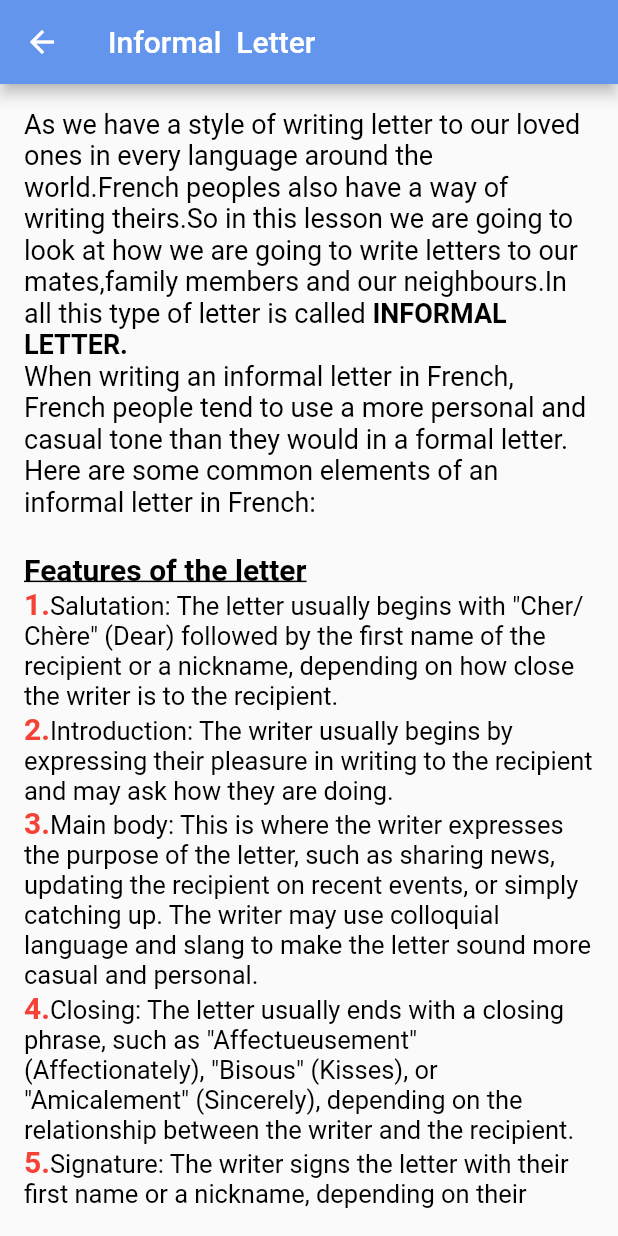
After one commit to Bonnahjohn/frenchify, a Flutter app: the Letter screen opened by its route, after a tap on "Informal letter", on a phone screen of 412 x 824 dp. The commit adds this screen. Run offline on Flutter 3.47's test engine with Material 2 defaults, Android fonts, the phone set to English and light mode, and no system bars; missing offline and left inert: translator.

Commit message:
infomal letter is built except the image zooming

```diff
--- a/lib/Pages/home.dart
+++ b/lib/Pages/home.dart
@@ -3,7 +3,7 @@
 import 'package:flutter/material.dart';
 import 'package:frenchify/begin/begin.dart';
 import 'package:frenchify/inter/intermediate.dart';
-import 'package:frenchify/advan/advanIntro.dart';
+import 'package:frenchify/advan/advance.dart';
 
 import 'package:frenchify/main.dart';
 import 'package:frenchify/Pages/translator.dart';
--- /dev/null
+++ b/lib/advan/A_content.dart
@@ -0,0 +1,60 @@
+// ignore_for_file: unused_import, prefer_const_constructors, file_names
+
+import 'package:flutter/material.dart';
+import 'package:frenchify/main.dart';
+
+class Letter extends StatelessWidget {
+  const Letter({super.key});
+
+  @override
+  Widget build(BuildContext context) {
+    return Scaffold(
+      appBar: AppBar(
+        backgroundColor: Color.fromRGBO(100, 149, 237, 1),
+        title: Text(' Letter Writing'),
+      ),
+      body: SafeArea(
+          child: Padding(
+        padding: EdgeInsets.all(16.0),
+        child: SingleChildScrollView(
+          child: Column(
+            children: <Widget>[
+              Card(
+                child: ListTile(
+                  leading: Icon(Icons.abc_sharp),
+                  title: Text('Informal letter'),
+                  subtitle: Text(''),
+                  trailing: Icon(Icons.arrow_right),
+                  onTap: () {
+                    Navigator.pushNamed(context, '/Informal');
+                  },
+                ),
+              ),
+              Card(
+                child: ListTile(
+                  leading: Icon(Icons.abc_sharp),
+                  title: Text('Formal Letter'),
+                  subtitle: Text(''),
+                  trailing: Icon(Icons.arrow_right),
+                  onTap: () {},
+                ),
+              ),
+              Card(
+                child: ListTile(
+                  leading: Icon(Icons.abc_sharp),
+                  title: Text('Refuser and accepted invitation'),
+                  subtitle: Text('Refuser et accepter une invitation'),
+                  trailing: Icon(Icons.arrow_right),
+                  onTap: () {},
+                ),
+              ),
+              const SizedBox(
+                height: 30,
+              )
+            ],
+          ),
+        ),
+      )),
+    );
+  }
+}
--- /dev/null
+++ b/lib/advan/Letter/informal.dart
@@ -0,0 +1,369 @@
+// ignore_for_file: unused_import, prefer_const_constructors, file_names, use_key_in_widget_constructors, library_private_types_in_public_api
+
+import 'package:flutter/material.dart';
+import 'package:frenchify/main.dart';
+
+class Informal extends StatelessWidget {
+  const Informal({super.key});
+
+  @override
+  Widget build(BuildContext context) {
+    return Scaffold(
+      appBar: AppBar(
+        backgroundColor: Color.fromRGBO(100, 149, 237, 1),
+        title: Text('Informal  Letter'),
+      ),
+      body: SafeArea(
+          child: Padding(
+        padding: EdgeInsets.all(16.0),
+        child: SingleChildScrollView(
+          child: Column(
+            children: <Widget>[
+              RichText(
+                  text: TextSpan(children: const [
+                TextSpan(
+                    text:
+                        'As we have a style of writing letter to our loved ones in every language around the world.French peoples also have a way of writing theirs.So in this lesson we are going to look at how we are going to write letters to our mates,family members and our neighbours.In all this type of letter is called ',
+                    style: TextStyle(color: Colors.black, fontSize: 18)),
+                TextSpan(
+                    text: 'INFORMAL LETTER.',
+                    style: TextStyle(
+                        fontWeight: FontWeight.bold,
+                        color: Colors.black,
+                        fontSize: 18)),
+                TextSpan(
+                    text:
+                        "\nWhen writing an informal letter in French, French people tend to use a more personal and casual tone than they would in a formal letter. Here are some common elements of an informal letter in French:",
+                    style: TextStyle(color: Colors.black, fontSize: 18)),
+                TextSpan(
+                    text: '\n \nFeatures of the letter',
+                    style: TextStyle(
+                        decoration: TextDecoration.underline,
+                        color: Colors.black,
+                        fontWeight: FontWeight.bold,
+                        fontSize: 20)),
+                TextSpan(
+                    text: '\n1.',
+                    style: TextStyle(
+                        color: Colors.red,
+                        fontWeight: FontWeight.bold,
+                        fontSize: 20)),
+                TextSpan(
+                    text:
+                        'Salutation: The letter usually begins with "Cher/Chère" (Dear) followed by the first name of the recipient or a nickname, depending on how close the writer is to the recipient.',
+                    style: TextStyle(
+                        color: Colors.black,
+                        fontWeight: FontWeight.normal,
+                        fontSize: 17)),
+                TextSpan(
+                    text: '\n2.',
+                    style: TextStyle(
+                        color: Colors.red,
+                        fontWeight: FontWeight.bold,
+                        fontSize: 20)),
+                TextSpan(
+                    text:
+                        'Introduction: The writer usually begins by expressing their pleasure in writing to the recipient and may ask how they are doing.',
+                    style: TextStyle(
+                        color: Colors.black,
+                        fontWeight: FontWeight.normal,
+                        fontSize: 17)),
+                TextSpan(
+                    text: '\n3.',
+                    style: TextStyle(
+                        color: Colors.red,
+                        fontWeight: FontWeight.bold,
+                        fontSize: 20)),
+                TextSpan(
+                    text:
+                        'Main body: This is where the writer expresses the purpose of the letter, such as sharing news, updating the recipient on recent events, or simply catching up. The writer may use colloquial language and slang to make the letter sound more casual and personal.',
+                    style: TextStyle(
+                        color: Colors.black,
+                        fontWeight: FontWeight.normal,
+                        fontSize: 17)),
+                TextSpan(
+                    text: '\n4.',
+                    style: TextStyle(
+                        color: Colors.red,
+                        fontWeight: FontWeight.bold,
+                        fontSize: 20)),
+                TextSpan(
+                    text:
+                        'Closing: The letter usually ends with a closing phrase, such as "Affectueusement" (Affectionately), "Bisous" (Kisses), or "Amicalement" (Sincerely), depending on the relationship between the writer and the recipient.',
+                    style: TextStyle(
+                        color: Colors.black,
+                        fontWeight: FontWeight.normal,
+                        fontSize: 17)),
+                TextSpan(
+                    text: '\n5.',
+                    style: TextStyle(
+                        color: Colors.red,
+                        fontWeight: FontWeight.bold,
+                        fontSize: 20)),
+                TextSpan(
+                    text:
+                        'Signature: The writer signs the letter with their first name or a nickname, depending on their relationship with the recipient.',
+                    style: TextStyle(
+                        color: Colors.black,
+                        fontWeight: FontWeight.normal,
+                        fontSize: 17)),
+              ])),
+              SizedBox(
+                height: 20,
+              ),
+              Divider(
+                color: Color.fromRGBO(100, 149, 237, 1),
+              ),
+              RichText(
+                  text: TextSpan(children: const [
+                TextSpan(
+                    text:
+                        "\n Some of the examples of the salutation (formule d'appel) are as follows;But note that if we are using Chèr addition with some names we should ensure that if the name we are referring to is a female we will  add E at the end of the chere like this (Chère) but if the name we are referring to is a male then we should maintain it as it is.",
+                    style: TextStyle(color: Colors.black, fontSize: 18)),
+                TextSpan(
+                    text:
+                        "\n \nExamples of the salutation \n (Formule d'appel)",
+                    style: TextStyle(
+                        decoration: TextDecoration.underline,
+                        color: Colors.black,
+                        fontWeight: FontWeight.bold,
+                        fontSize: 20)),
+                TextSpan(
+                    text: '\n1.',
+                    style: TextStyle(
+                        color: Colors.red,
+                        fontWeight: FontWeight.bold,
+                        fontSize: 20)),
+                TextSpan(
+                    text: "Dear son/Dear daughter\n    Chèr fils / Chère fille",
+                    style: TextStyle(
+                        color: Colors.black,
+                        fontWeight: FontWeight.normal,
+                        fontSize: 17)),
+                TextSpan(
+                    text: '\n2.',
+                    style: TextStyle(
+                        color: Colors.red,
+                        fontWeight: FontWeight.bold,
+                        fontSize: 20)),
+                TextSpan(
+                    text: "Dear Friend\n     Chèr ami(M) / Chère amie(F)",
+                    style: TextStyle(
+                        color: Colors.black,
+                        fontWeight: FontWeight.normal,
+                        fontSize: 17)),
+                TextSpan(
+                    text: '\n3.',
+                    style: TextStyle(
+                        color: Colors.red,
+                        fontWeight: FontWeight.bold,
+                        fontSize: 20)),
+                TextSpan(
+                    text: "My old\n     Mon viuex copain",
+                    style: TextStyle(
+                        color: Colors.black,
+                        fontWeight: FontWeight.normal,
+                        fontSize: 17)),
+                TextSpan(
+                    text: '\n4.',
+                    style: TextStyle(
+                        color: Colors.red,
+                        fontWeight: FontWeight.bold,
+                        fontSize: 20)),
+                TextSpan(
+                    text: "my little Leo\n     Mon  petit Léo",
+                    style: TextStyle(
+                        color: Colors.black,
+                        fontWeight: FontWeight.normal,
+                        fontSize: 17)),
+                TextSpan(
+                    text: '\n5.',
+                    style: TextStyle(
+                        color: Colors.red,
+                        fontWeight: FontWeight.bold,
+                        fontSize: 20)),
+                TextSpan(
+                    text: "My dear \n     Ma Chère amie",
+                    style: TextStyle(
+                        color: Colors.black,
+                        fontWeight: FontWeight.normal,
+                        fontSize: 17)),
+              ])),
+              SizedBox(
+                height: 20,
+              ),
+              Divider(
+                color: Color.fromRGBO(100, 149, 237, 1),
+              ),
+              RichText(
+                  text: TextSpan(children: const [
+                TextSpan(
+                    text: "\n \nExamples of the closing",
+                    style: TextStyle(
+                        decoration: TextDecoration.underline,
+                        color: Colors.black,
+                        fontWeight: FontWeight.bold,
+                        fontSize: 20)),
+                TextSpan(
+                    text: '\n1.',
+                    style: TextStyle(
+                        color: Colors.red,
+                        fontWeight: FontWeight.bold,
+                        fontSize: 20)),
+                TextSpan(
+                    text: "Your friend\n     Ton amie(F) /Ton ami(M)",
+                    style: TextStyle(
+                        color: Colors.black,
+                        fontWeight: FontWeight.normal,
+                        fontSize: 17)),
+                TextSpan(
+                    text: '\n2.',
+                    style: TextStyle(
+                        color: Colors.red,
+                        fontWeight: FontWeight.bold,
+                        fontSize: 20)),
+                TextSpan(
+                    text: "See you soon\n     À bientot",
+                    style: TextStyle(
+                        color: Colors.black,
+                        fontWeight: FontWeight.normal,
+                        fontSize: 17)),
+                TextSpan(
+                    text: '\n3.',
+                    style: TextStyle(
+                        color: Colors.red,
+                        fontWeight: FontWeight.bold,
+                        fontSize: 20)),
+                TextSpan(
+                    text: "Good bye\n     Au revoir",
+                    style: TextStyle(
+                        color: Colors.black,
+                        fontWeight: FontWeight.normal,
+                        fontSize: 17)),
+                TextSpan(
+                    text: '\n4.',
+                    style: TextStyle(
+                        color: Colors.red,
+                        fontWeight: FontWeight.bold,
+                        fontSize: 20)),
+                TextSpan(
+                    text: "Kiss\n     Bisou",
+                    style: TextStyle(
+                        color: Colors.black,
+                        fontWeight: FontWeight.normal,
+                        fontSize: 17)),
+                TextSpan(
+                    text: '\n5.',
+                    style: TextStyle(
+                        color: Colors.red,
+                        fontWeight: FontWeight.bold,
+                        fontSize: 20)),
+                TextSpan(
+                    text: "I your friend,\n    Je t'aime,",
+                    style: TextStyle(
+                        color: Colors.black,
+                        fontWeight: FontWeight.normal,
+                        fontSize: 17)),
+                TextSpan(
+                    text:
+                        "\n\nNote that after the subscription you have to print your name (signature) under the subscription like this;",
+                    style: TextStyle(
+                        color: Colors.black,
+                        fontWeight: FontWeight.w800,
+                        fontSize: 17)),
+                TextSpan(
+                    text: "\nTon amie, \n Kevelyn",
+                    style: TextStyle(
+                        color: Colors.orange,
+                        fontWeight: FontWeight.normal,
+                        fontSize: 17)),
+                TextSpan(
+                    text: "\n\nAu revoir,\nGodwin",
+                    style: TextStyle(
+                        color: Colors.green,
+                        fontWeight: FontWeight.normal,
+                        fontSize: 17)),
+              ])),
+              SizedBox(
+                height: 30,
+              ),
+              Text(
+                'Below is an image showing the sample of informal letter.',
+                style: TextStyle(fontSize: 18),
+              ),
+              SizedBox(
+                height: 30,
+              ),
+              Image.asset(
+                'assets/images/letter.jpg',
+                width: 600,
+                height: 500,
+                fit: BoxFit.fill,
+              )
+            ],
+          ),
+        ),
+      )),
+    );
+  }
+}
+
+class MyImage extends StatefulWidget {
+  @override
+  _MyImageState createState() => _MyImageState();
+}
+
+class _MyImageState extends State<MyImage> {
+  bool _isExpanded = false;
+
+  @override
+  Widget build(BuildContext context) {
+    return Column(
+      crossAxisAlignment: CrossAxisAlignment.stretch,
+      children: [
+        GestureDetector(
+          onTap: () {
+            setState(() {
+              _isExpanded = true;
+            });
+          },
+          child: Image.asset(
+            'assets/images/logo.jpg',
+            width: 800,
+            height: 500,
+          ),
+        ),
+        SizedBox(height: 16),
+        Visibility(
+          visible: _isExpanded,
+          child: Stack(
+            children: [
+              Image.asset(
+                'assets/images/logo.jpg',
+                width: MediaQuery.of(context).size.width,
+                height: MediaQuery.of(context).size.height,
+                fit: BoxFit.cover,
+              ),
+              Positioned(
+                top: 40,
+                left: 16,
+                child: GestureDetector(
+                  onTap: () {
+                    setState(() {
+                      _isExpanded = false;
+                    });
+                  },
+                  child: Icon(
+                    Icons.close,
+                    size: 32,
+                    color: Colors.white,
+                  ),
+                ),
+              ),
+            ],
+          ),
+        ),
+      ],
+    );
+  }
+}
--- a/lib/advan/advanIntro.dart
+++ b/lib/advan/advance.dart
@@ -48,12 +48,14 @@ class AdvanIntro extends StatelessWidget {
                 leading: Icon(Icons.south_east_outlined),
                 title: Text('Letter Writing'),
                 subtitle: Text(''),
-                onTap: () {},
+                onTap: () {
+                  Navigator.pushNamed(context, '/AdvanContent');
+                },
               ),
             ),
             const SizedBox(
               height: 30,
-            )
+            ),
           ],
         ),
       ),
--- a/lib/inter/intermediate.dart
+++ b/lib/inter/intermediate.dart
@@ -88,7 +88,7 @@ class Intermediate extends StatelessWidget {
             ),
             const SizedBox(
               height: 30,
-            )
+            ),
           ],
         ),
       ),
--- a/lib/main.dart
+++ b/lib/main.dart
@@ -10,7 +10,8 @@ import 'package:frenchify/Pages/translator.dart';
 // mmmmmmmmmmmmmmmmmmmmmmmmmmm beginner routing mmmmmmmmmmmmmmmmmmmmmm
 import 'package:frenchify/begin/begin.dart';
 // mmmmmmmmmmmmmmmmmmmmmmmmmmm advance routing mmmmmmmmmmmmmmmmmmmmmm
-import 'package:frenchify/advan/advanIntro.dart';
+import 'package:frenchify/advan/A_content.dart';
+import 'advan/Letter/informal.dart';
 
 void main() {
   runApp(MaterialApp(
@@ -25,7 +26,8 @@ void main() {
       '/personal': (context) => Personal(),
       '/translator': (context) => Translator(),
       '/Beginner': (context) => Beginner(),
-      '/advanIntro': (context) => AdvanIntro()
+      '/AdvanContent': (context) => Letter(),
+      '/Informal': (context) => Informal()
     },
   ));
 }
```
Also changed, not shown: assets/images/letter.jpg (added).
